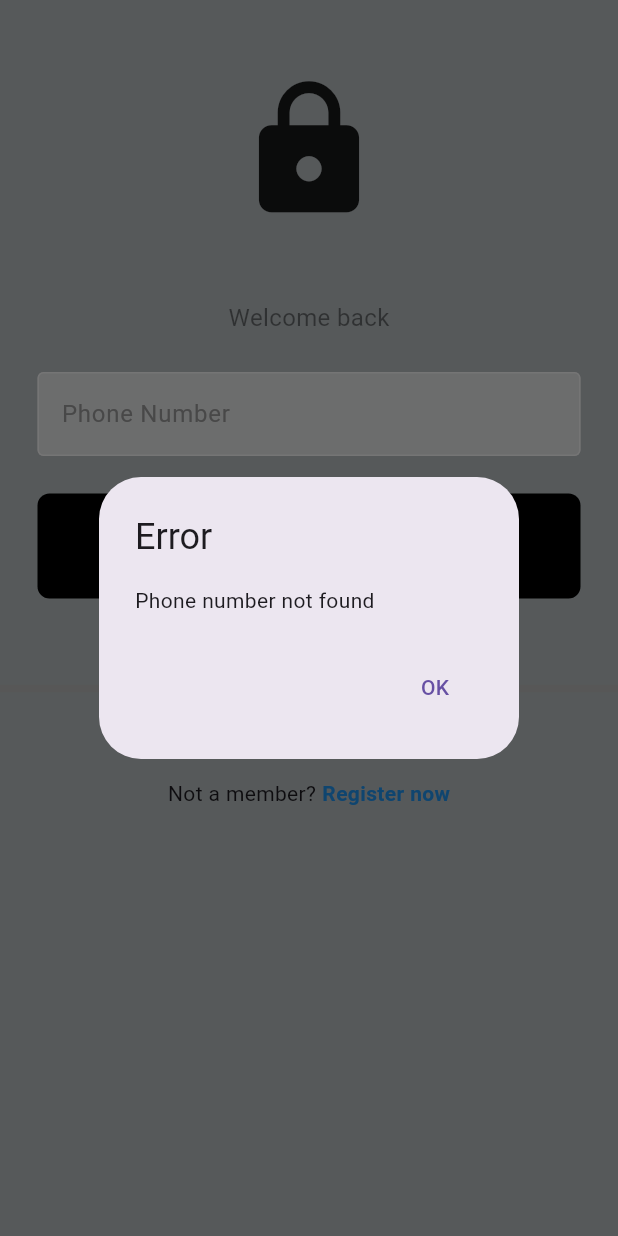
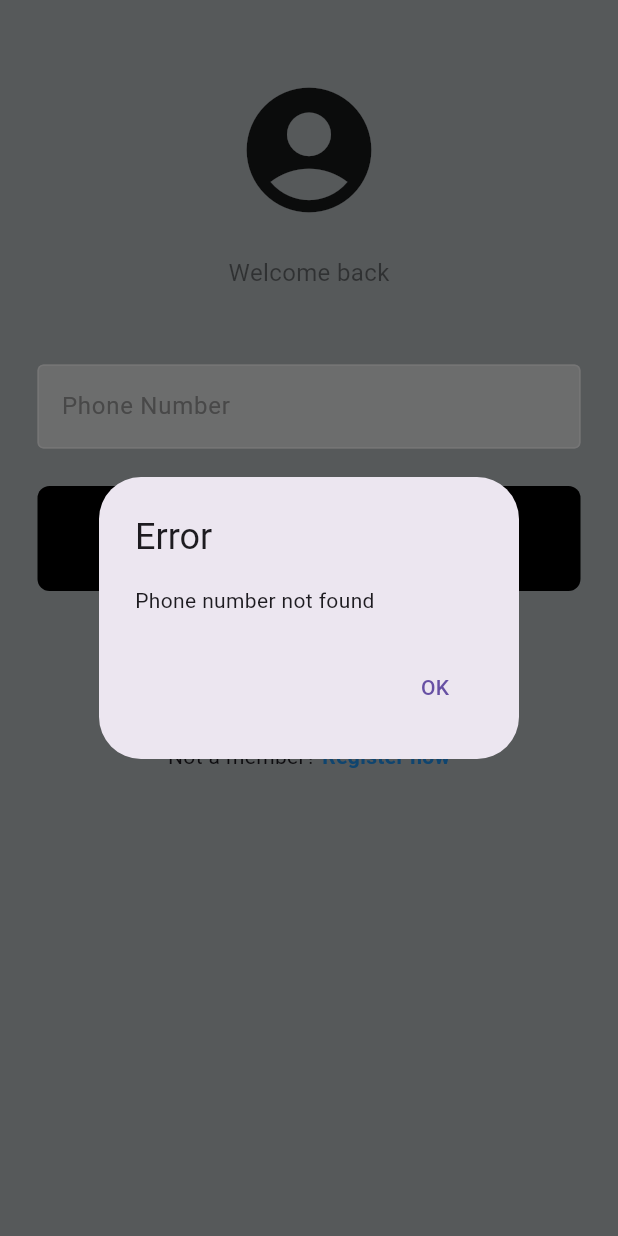
Before and after one commit to Caldwell10/Fare_payment_system, a Flutter app: the screen it shows after launch, after a tap on "Sign In", on a phone screen of 412 x 824 dp. Run offline on Flutter 3.47's test engine with Material 3 defaults, Android fonts, the phone set to English and light mode, and no system bars; our stand-ins replace cloud_firestore, firebase_auth, firebase_core, fl_chart, flutter_map, geocoding and 1 more; accounts and stored records are empty.

Commit message:
Login page Modification

```diff
--- a/lib/pages/login_page.dart
+++ b/lib/pages/login_page.dart
@@ -4,6 +4,8 @@ import 'package:cloud_firestore/cloud_firestore.dart';
 import 'home_page.dart';
 import 'package:fare_payment_system/components/my_button.dart';
 import 'package:fare_payment_system/components/my_textfield.dart';
+import 'package:fare_payment_system/conductor_view/conductor_home_page.dart';
+import 'package:fare_payment_system/admin_view/admin_home_page.dart';
 
 class LoginPage extends StatefulWidget {
   final Function()? onTap;
@@ -28,16 +30,29 @@ class _LoginPageState extends State<LoginPage> {
       },
     );
 
-    // Check if the phone number exists in the database
     try {
       String phoneNumber = '+254${phoneController.text.trim()}';
       var userDoc = await FirebaseFirestore.instance.collection('users').doc(phoneNumber).get();
 
       if (userDoc.exists) {
-        // Navigate to HomePage
+        // Get user role
+        String role = userDoc['role'];
+
+        // Navigate to appropriate home page
+        Widget homePage;
+        if (role == 'passenger') {
+          homePage = HomePage(phoneNumber: phoneNumber);
+        } else if (role == 'conductor') {
+          homePage = ConductorHomePage();
+        } else if (role == 'admin') {
+          homePage = AdminHomePage();
+        } else {
+          homePage=HomePage(phoneNumber: phoneNumber);
+        }
+
         Navigator.pushReplacement(
           context,
-          MaterialPageRoute(builder: (context) => HomePage()),
+          MaterialPageRoute(builder: (context) => homePage),
         );
       } else {
         Navigator.pop(context); // Remove the loading circle
@@ -81,12 +96,10 @@ class _LoginPageState extends State<LoginPage> {
               children: [
                 const SizedBox(height: 50),
                 const Icon(
-                  Icons.lock,
+                  Icons.account_circle,
                   size: 100,
                 ),
-                const SizedBox(height: 50),
-
-                // Welcome back
+                const SizedBox(height: 20),
                 const Text(
                   'Welcome back',
                   style: TextStyle(
@@ -94,7 +107,7 @@ class _LoginPageState extends State<LoginPage> {
                     fontSize: 16,
                   ),
                 ),
-                const SizedBox(height: 25),
+                const SizedBox(height: 50),
 
                 // Phone Number textfield
                 MyTextfield(
@@ -109,29 +122,7 @@ class _LoginPageState extends State<LoginPage> {
                   onTap: signUserIn,
                   text: 'Sign In',
                 ),
-                const SizedBox(height: 50),
-
-                // Continue with
-                Row(
-                  children: [
-                    Expanded(
-                      child: Divider(
-                        thickness: 5,
-                        color: Colors.grey[400],
-                      ),
-                    ),
-                    const Text('Or continue with'),
-                    Expanded(
-                      child: Divider(
-                        thickness: 5,
-                        color: Colors.grey[400],
-                      ),
-                    ),
-                  ],
-                ),
-                const SizedBox(height: 50),
-
-                // Google + Apple sign in buttons
+                const SizedBox(height: 100),
 
                 // Not a member? Register now
                 Row(
```
